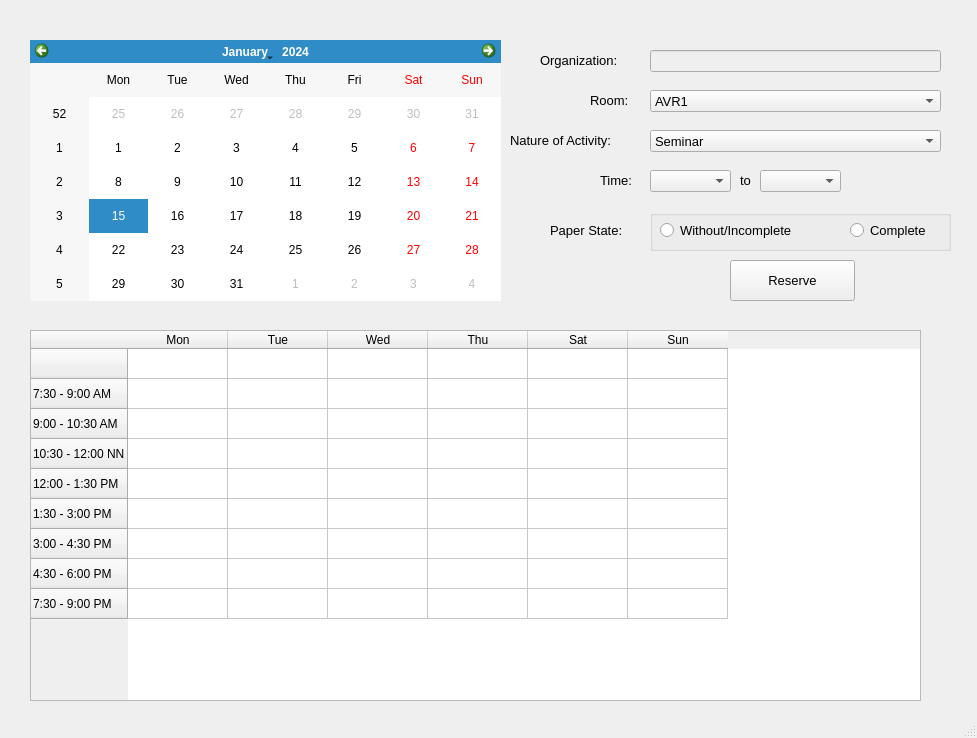
Old version of the form UserInterface/User.ui in the repository jvgcalites/Room-Reservation.
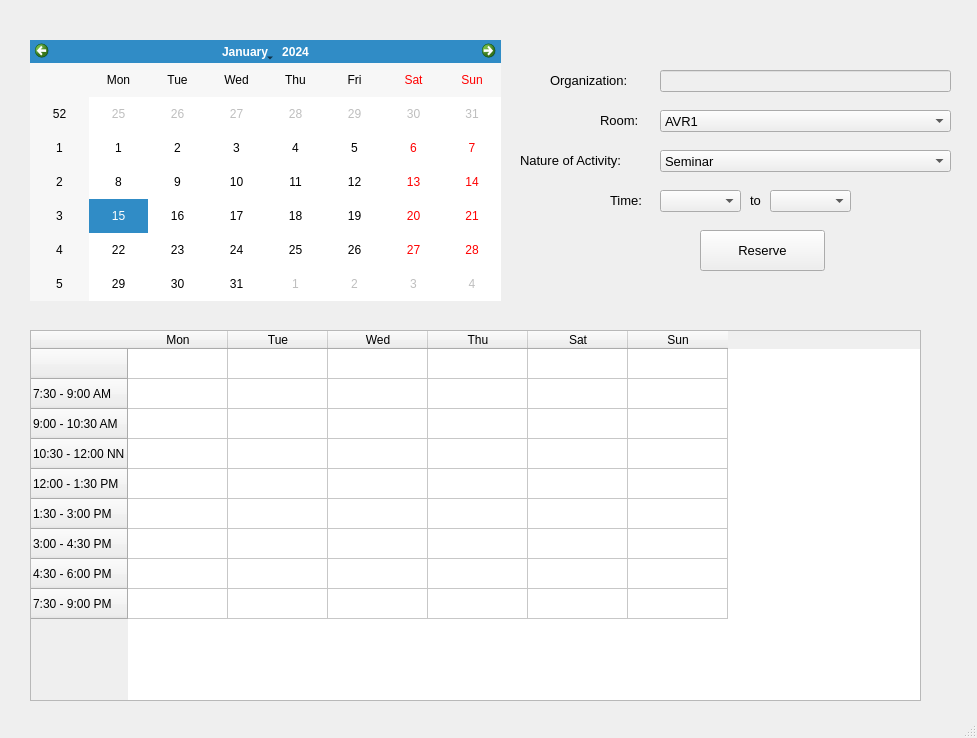
New version of the form.

The edit to the form file:
```diff
--- a/UserInterface/User.ui
+++ b/UserInterface/User.ui
@@ -120,8 +120,8 @@
     </property>
     <property name="geometry">
      <rect>
-      <x>730</x>
-      <y>260</y>
+      <x>700</x>
+      <y>230</y>
       <width>125</width>
       <height>41</height>
      </rect>
@@ -138,8 +138,8 @@
    <widget class="QComboBox" name="comboBox_NatureOfActivity">
     <property name="geometry">
      <rect>
-      <x>650</x>
-      <y>130</y>
+      <x>660</x>
+      <y>150</y>
       <width>291</width>
       <height>22</height>
      </rect>
@@ -168,8 +168,8 @@
    <widget class="QComboBox" name="comboBox_timeEnd">
     <property name="geometry">
      <rect>
-      <x>760</x>
-      <y>170</y>
+      <x>770</x>
+      <y>190</y>
       <width>81</width>
       <height>22</height>
      </rect>
@@ -183,8 +183,8 @@
    <widget class="QComboBox" name="comboBox_Room">
     <property name="geometry">
      <rect>
-      <x>650</x>
-      <y>90</y>
+      <x>660</x>
+      <y>110</y>
       <width>291</width>
       <height>22</height>
      </rect>
@@ -228,8 +228,8 @@
    <widget class="QLabel" name="label_2">
     <property name="geometry">
      <rect>
-      <x>600</x>
-      <y>170</y>
+      <x>610</x>
+      <y>190</y>
       <width>41</width>
       <height>21</height>
      </rect>
@@ -246,8 +246,8 @@
    <widget class="QLabel" name="label_room">
     <property name="geometry">
      <rect>
-      <x>590</x>
-      <y>90</y>
+      <x>600</x>
+      <y>110</y>
       <width>51</width>
       <height>21</height>
      </rect>
@@ -267,8 +267,8 @@
     </property>
     <property name="geometry">
      <rect>
-      <x>650</x>
-      <y>50</y>
+      <x>660</x>
+      <y>70</y>
       <width>291</width>
       <height>22</height>
      </rect>
@@ -282,8 +282,8 @@
    <widget class="QComboBox" name="comboBox_timeStart">
     <property name="geometry">
      <rect>
-      <x>650</x>
-      <y>170</y>
+      <x>660</x>
+      <y>190</y>
       <width>81</width>
       <height>22</height>
      </rect>
@@ -297,8 +297,8 @@
    <widget class="QLabel" name="label_3">
     <property name="geometry">
      <rect>
-      <x>740</x>
-      <y>170</y>
+      <x>750</x>
+      <y>190</y>
       <width>20</width>
       <height>21</height>
      </rect>
@@ -315,8 +315,8 @@
    <widget class="QLabel" name="label_5">
     <property name="geometry">
      <rect>
-      <x>510</x>
-      <y>120</y>
+      <x>520</x>
+      <y>140</y>
       <width>141</width>
       <height>41</height>
      </rect>
@@ -333,80 +333,8 @@
    <widget class="QLabel" name="label_organization">
     <property name="geometry">
      <rect>
-      <x>540</x>
-      <y>50</y>
-      <width>101</width>
-      <height>21</height>
-     </rect>
-    </property>
-    <property name="font">
-     <font>
-      <pointsize>10</pointsize>
-     </font>
-    </property>
-    <property name="text">
-     <string>Organization:</string>
-    </property>
-   </widget>
-   <widget class="QGroupBox" name="groupBox">
-    <property name="geometry">
-     <rect>
-      <x>650</x>
-      <y>210</y>
-      <width>301</width>
-      <height>41</height>
-     </rect>
-    </property>
-    <property name="font">
-     <font>
-      <pointsize>10</pointsize>
-     </font>
-    </property>
-    <property name="title">
-     <string/>
-    </property>
-    <widget class="QRadioButton" name="radioButton_incomplete">
-     <property name="geometry">
-      <rect>
-       <x>10</x>
-       <y>10</y>
-       <width>181</width>
-       <height>20</height>
-      </rect>
-     </property>
-     <property name="font">
-      <font>
-       <pointsize>10</pointsize>
-      </font>
-     </property>
-     <property name="text">
-      <string>Without/Incomplete</string>
-     </property>
-    </widget>
-    <widget class="QRadioButton" name="radioButton_complete">
-     <property name="geometry">
-      <rect>
-       <x>200</x>
-       <y>10</y>
-       <width>101</width>
-       <height>21</height>
-      </rect>
-     </property>
-     <property name="font">
-      <font>
-       <pointsize>10</pointsize>
-      </font>
-     </property>
-     <property name="text">
-      <string>Complete</string>
-     </property>
-    </widget>
-   </widget>
-   <widget class="QLabel" name="label_4">
-    <property name="geometry">
-     <rect>
       <x>550</x>
-      <y>220</y>
+      <y>70</y>
       <width>101</width>
       <height>21</height>
      </rect>
@@ -417,7 +345,7 @@
      </font>
     </property>
     <property name="text">
-     <string>Paper State:</string>
+     <string>Organization:</string>
     </property>
    </widget>
   </widget>
```
